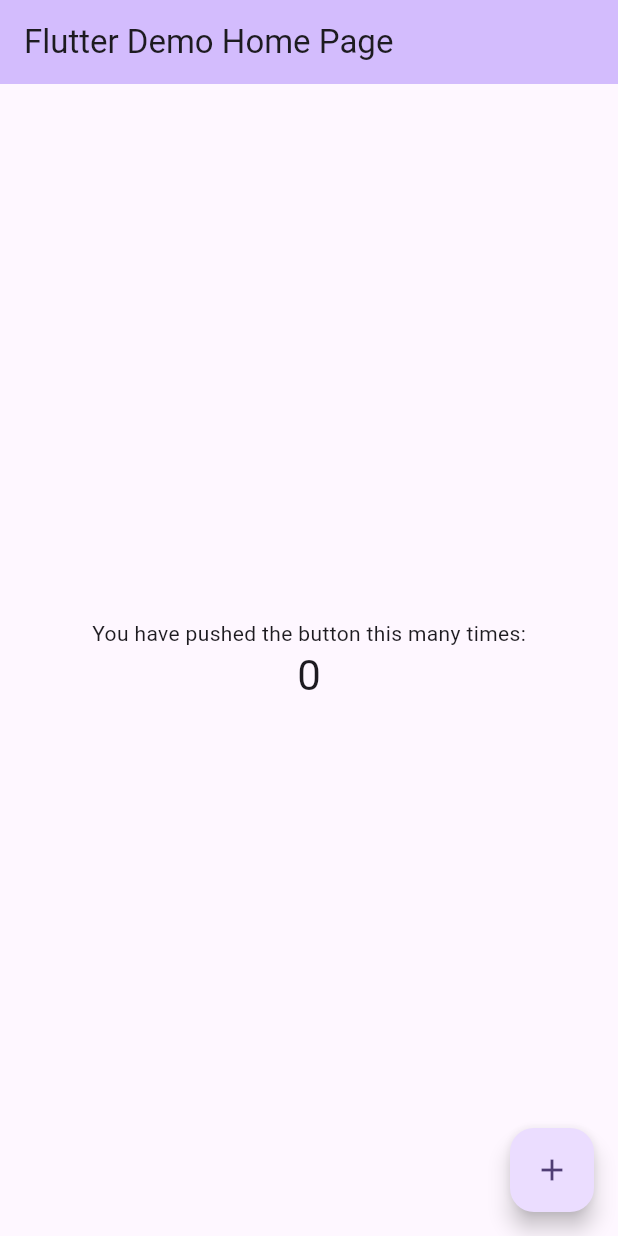
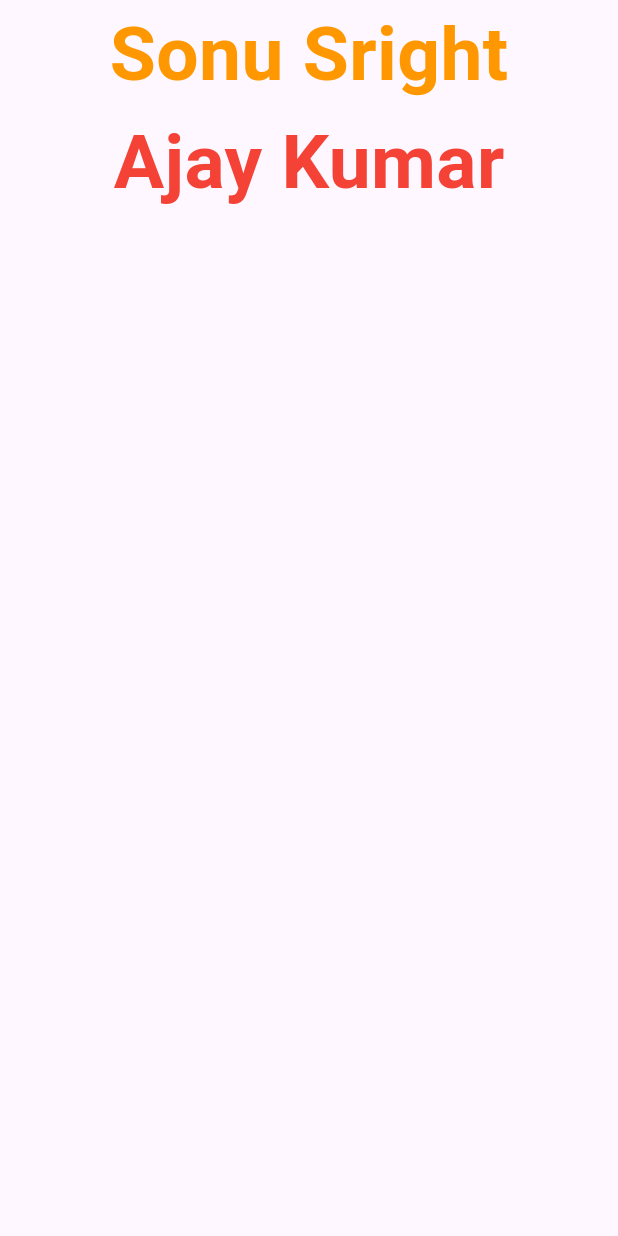
Before and after one commit to SonuDright/testing-project, a Flutter app: the screen it shows after launch, on a phone screen of 412 x 824 dp. Run offline on Flutter 3.47's test engine with Material 3 defaults, Android fonts, the phone set to English and light mode, and no system bars.

Commit message:
add texte

```diff
--- /dev/null
+++ b/lib/home_page.dart
@@ -0,0 +1,19 @@
+import 'package:flutter/material.dart';
+
+class HomePage extends StatefulWidget {
+  const HomePage({super.key});
+
+  @override
+  State<HomePage> createState() => _HomePageState();
+}
+class _HomePageState extends State<HomePage> {
+  @override
+  Widget build(BuildContext context) {
+    return Scaffold(
+      body: SafeArea(child: Column(children: [
+        Center(child: Text("Sonu Sright",style: TextStyle(color: Colors.orange,fontSize: 50,fontWeight: FontWeight.bold),)),
+        Center(child: Text("Ajay Kumar",style: TextStyle(color: Colors.red,fontSize: 50,fontWeight: FontWeight.bold),),
+      ],)),
+    );
+  }
+}
--- a/lib/main.dart
+++ b/lib/main.dart
@@ -1,4 +1,6 @@
 import 'package:flutter/material.dart';
+
+import 'home_page.dart';
 
 void main() {
   runApp(const MyApp());
@@ -13,113 +15,11 @@ class MyApp extends StatelessWidget {
     return MaterialApp(
       title: 'Flutter Demo',
       theme: ThemeData(
-        // This is the theme of your application.
-        //
-        // TRY THIS: Try running your application with "flutter run". You'll see
-        // the application has a purple toolbar. Then, without quitting the app,
-        // try changing the seedColor in the colorScheme below to Colors.green
-        // and then invoke "hot reload" (save your changes or press the "hot
-        // reload" button in a Flutter-supported IDE, or press "r" if you used
-        // the command line to start the app).
-        //
-        // Notice that the counter didn't reset back to zero; the application
-        // state is not lost during the reload. To reset the state, use hot
-        // restart instead.
-        //
-        // This works for code too, not just values: Most code changes can be
-        // tested with just a hot reload.
+
         colorScheme: ColorScheme.fromSeed(seedColor: Colors.deepPurple),
         useMaterial3: true,
       ),
-      home: const MyHomePage(title: 'Flutter Demo Home Page'),
+      home:  HomePage(),
     );
   }
 }
-
-class MyHomePage extends StatefulWidget {
-  const MyHomePage({super.key, required this.title});
-
-  // This widget is the home page of your application. It is stateful, meaning
-  // that it has a State object (defined below) that contains fields that affect
-  // how it looks.
-
-  // This class is the configuration for the state. It holds the values (in this
-  // case the title) provided by the parent (in this case the App widget) and
-  // used by the build method of the State. Fields in a Widget subclass are
-  // always marked "final".
-
-  final String title;
-
-  @override
-  State<MyHomePage> createState() => _MyHomePageState();
-}
-
-class _MyHomePageState extends State<MyHomePage> {
-  int _counter = 0;
-
-  void _incrementCounter() {
-    setState(() {
-      // This call to setState tells the Flutter framework that something has
-      // changed in this State, which causes it to rerun the build method below
-      // so that the display can reflect the updated values. If we changed
-      // _counter without calling setState(), then the build method would not be
-      // called again, and so nothing would appear to happen.
-      _counter++;
-    });
-  }
-
-  @override
-  Widget build(BuildContext context) {
-    // This method is rerun every time setState is called, for instance as done
-    // by the _incrementCounter method above.
-    //
-    // The Flutter framework has been optimized to make rerunning build methods
-    // fast, so that you can just rebuild anything that needs updating rather
-    // than having to individually change instances of widgets.
-    return Scaffold(
-      appBar: AppBar(
-        // TRY THIS: Try changing the color here to a specific color (to
-        // Colors.amber, perhaps?) and trigger a hot reload to see the AppBar
-        // change color while the other colors stay the same.
-        backgroundColor: Theme.of(context).colorScheme.inversePrimary,
-        // Here we take the value from the MyHomePage object that was created by
-        // the App.build method, and use it to set our appbar title.
-        title: Text(widget.title),
-      ),
-      body: Center(
-        // Center is a layout widget. It takes a single child and positions it
-        // in the middle of the parent.
-        child: Column(
-          // Column is also a layout widget. It takes a list of children and
-          // arranges them vertically. By default, it sizes itself to fit its
-          // children horizontally, and tries to be as tall as its parent.
-          //
-          // Column has various properties to control how it sizes itself and
-          // how it positions its children. Here we use mainAxisAlignment to
-          // center the children vertically; the main axis here is the vertical
-          // axis because Columns are vertical (the cross axis would be
-          // horizontal).
-          //
-          // TRY THIS: Invoke "debug painting" (choose the "Toggle Debug Paint"
-          // action in the IDE, or press "p" in the console), to see the
-          // wireframe for each widget.
-          mainAxisAlignment: MainAxisAlignment.center,
-          children: <Widget>[
-            const Text(
-              'You have pushed the button this many times:',
-            ),
-            Text(
-              '$_counter',
-              style: Theme.of(context).textTheme.headlineMedium,
-            ),
-          ],
-        ),
-      ),
-      floatingActionButton: FloatingActionButton(
-        onPressed: _incrementCounter,
-        tooltip: 'Increment',
-        child: const Icon(Icons.add),
-      ), // This trailing comma makes auto-formatting nicer for build methods.
-    );
-  }
-}
```
